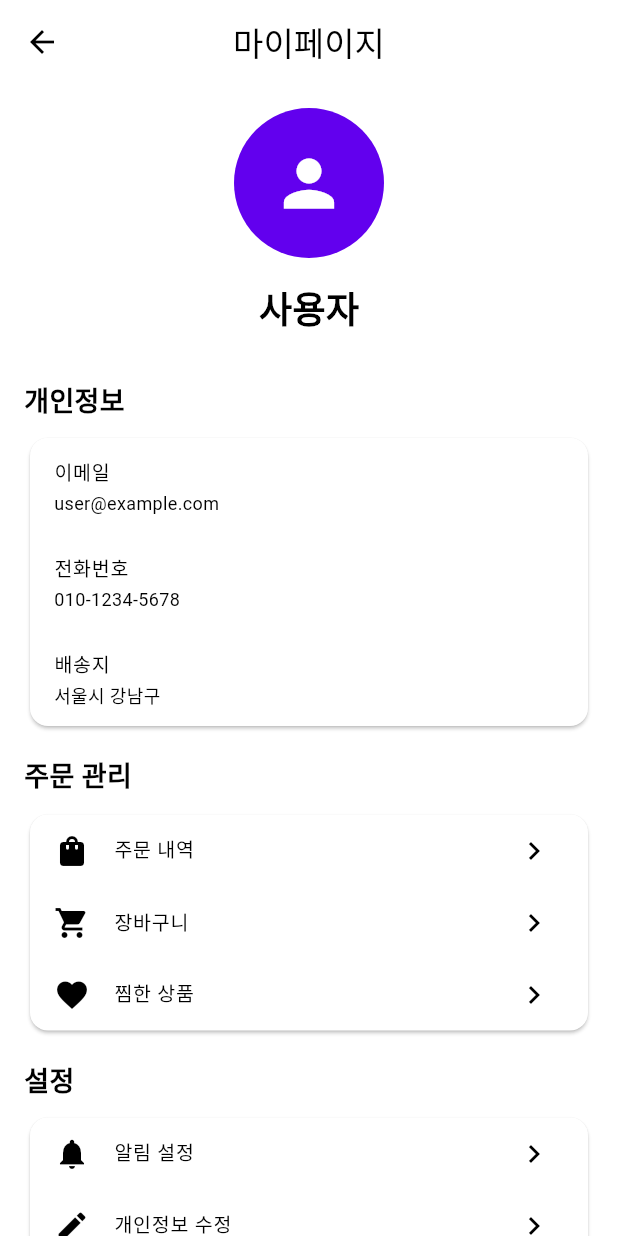
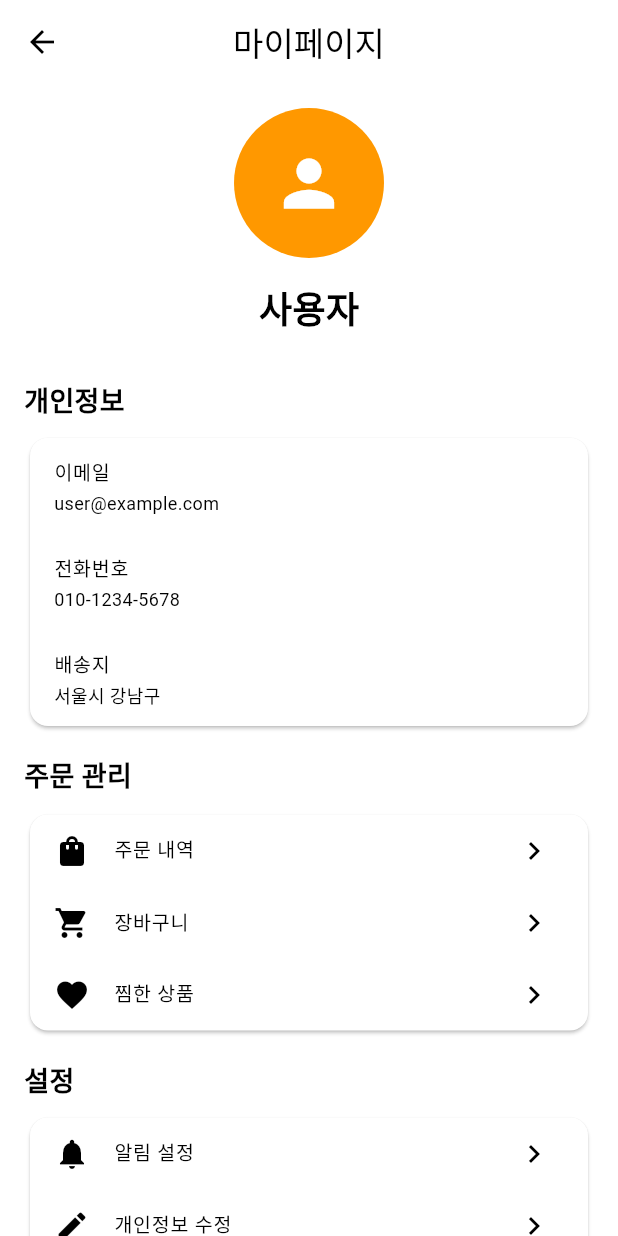
Before and after one commit to moveonha/orange_potion, a Flutter app: the screen it shows after launch, item 3 of the bottom bar chosen, on a phone screen of 412 x 824 dp. Run offline on Flutter 3.47's test engine with Material 3 defaults, Android fonts, the phone set to English and light mode, and no system bars; network calls fail.

Commit message:
const error fixed

```diff
--- a/lib/main.dart
+++ b/lib/main.dart
@@ -27,11 +27,11 @@ class MyApp extends StatelessWidget {
           create: (_) => CartProvider(),
         ),
       ],
-      child: MaterialApp(
+      child: MaterialApp(    // const 제거
         title: 'Orange Potion',
-        theme: ThemeData(
+        theme: ThemeData(    // const 제거
           primarySwatch: Colors.orange,
-          colorScheme: const ColorScheme.light().copyWith(
+          colorScheme: const ColorScheme.light(
             primary: Colors.orange,
             secondary: Colors.orangeAccent,
           ),
@@ -39,13 +39,15 @@ class MyApp extends StatelessWidget {
           appBarTheme: const AppBarTheme(
             centerTitle: true,
             elevation: 0,
+            backgroundColor: Colors.white,
+            foregroundColor: Colors.black,
           ),
         ),
-        home: HomeScreen(),
+        home: const HomeScreen(),
         routes: {
-          '/product-list': (_) => ProductListScreen(),
-          '/product-detail': (_) => ProductDetailScreen(),
-          '/cart': (_) => CartScreen(),
+          '/product-list': (_) => const ProductListScreen(),
+          '/product-detail': (_) => const ProductDetailScreen(),
+          '/cart': (_) => const CartScreen(),
           '/profile': (_) => ProfileScreen(),
         },
       ),
```
